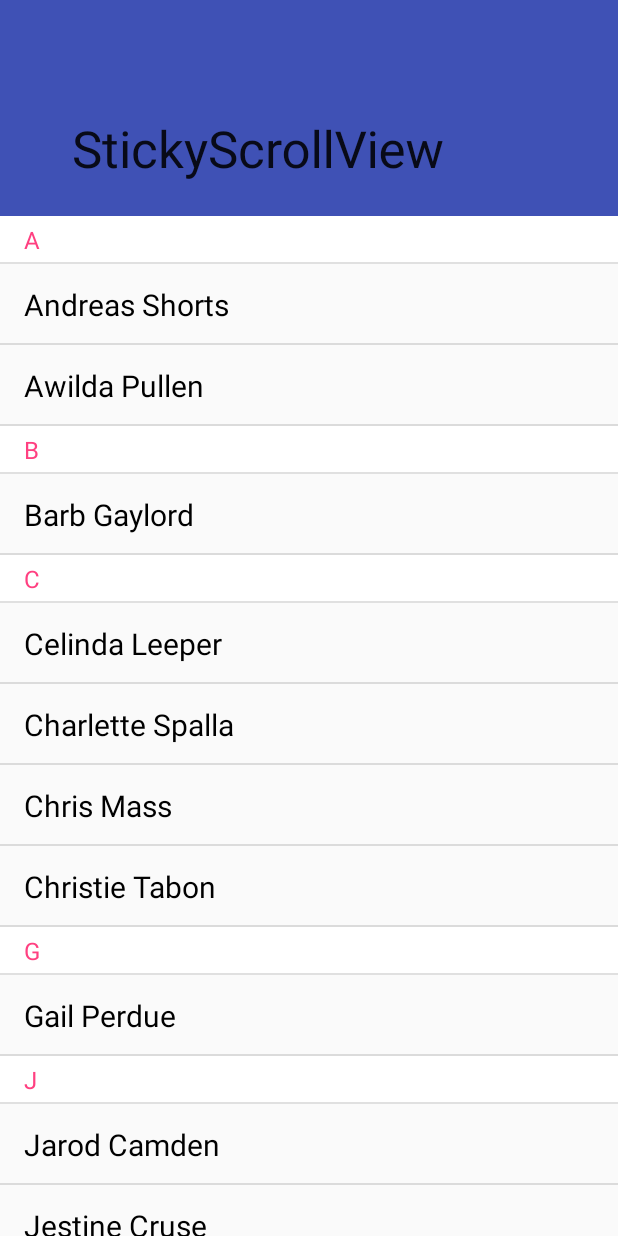
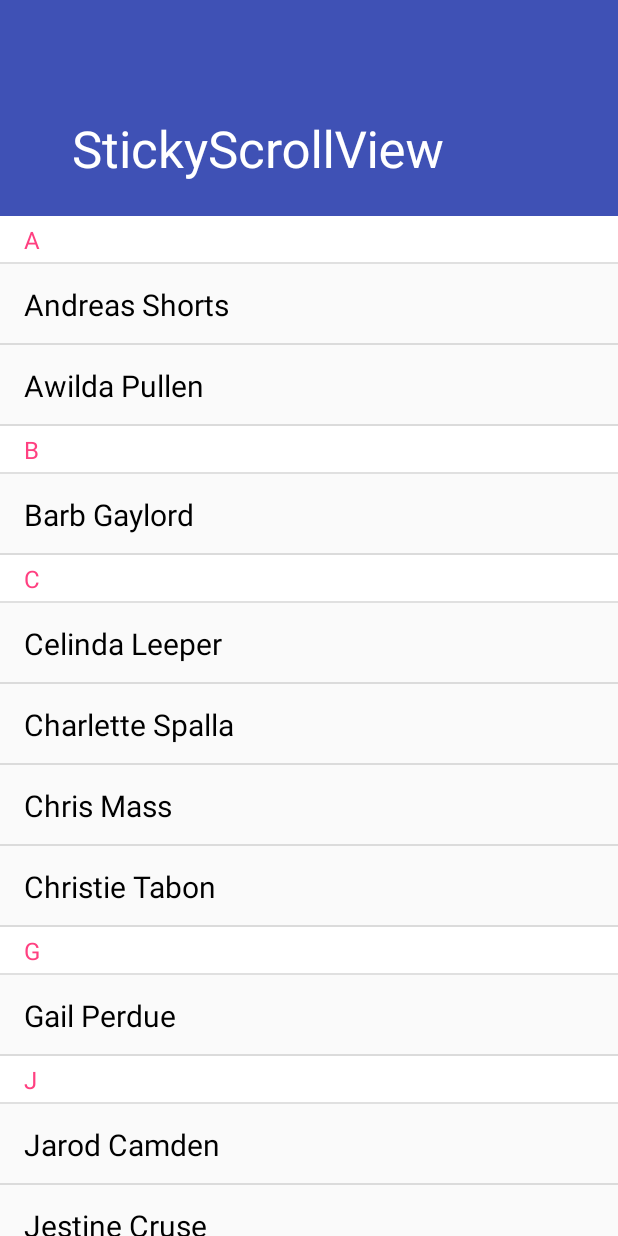
Before and after one commit to nitrico/StickyScrollView, an Android app: the screen it shows after launch (MainActivity), on a phone screen of 412 x 824 dp. Run offline under Robolectric (Android 15) with nearby library versions, the phone set to English and light mode, and no system bars.

```diff
--- a/app/src/main/java/com/github/nitrico/mystickyscrollview/MainActivity.java
+++ b/app/src/main/java/com/github/nitrico/mystickyscrollview/MainActivity.java
@@ -9,9 +9,7 @@ import android.view.LayoutInflater;
 import android.view.View;
 import android.view.ViewGroup;
 import android.widget.TextView;
-
 import com.github.nitrico.stickyscrollview.StickyScrollView;
-
 import java.util.ArrayList;
 import java.util.Collections;
 import java.util.Comparator;
@@ -35,6 +33,7 @@ public class MainActivity extends AppCompatActivity implements StickyScrollView.
         setSupportActionBar(toolbar);
 
         RecyclerView recycler = (RecyclerView) findViewById(R.id.recycler);
+        recycler.setNestedScrollingEnabled(false);
         recycler.setLayoutManager(new LinearLayoutManager(this));
         ExampleAdapter adapter = new ExampleAdapter();
         adapter.setItems(items);
@@ -51,22 +50,16 @@ public class MainActivity extends AppCompatActivity implements StickyScrollView.
 
     private static class ExampleAdapter extends RecyclerView.Adapter<ExampleViewHolder> {
 
-        private static final int VIEW_TYPE_NON_STICKY = 0;
-        private static final int VIEW_TYPE_STICKY = 1;
+        private static final int VIEW_TYPE_NON_STICKY = R.layout.item_text;
+        private static final int VIEW_TYPE_STICKY = R.layout.item_text_sticky;
 
         private List<ListItem> items = new ArrayList<>();
 
         @Override
         public ExampleViewHolder onCreateViewHolder(ViewGroup parent, int viewType) {
             LayoutInflater inflater = LayoutInflater.from(parent.getContext());
-
-            if (viewType == VIEW_TYPE_NON_STICKY) {
-                return new ExampleViewHolder(inflater.inflate(R.layout.item_text, parent, false));
-            } else if (viewType == VIEW_TYPE_STICKY) {
-                return new ExampleViewHolder(inflater.inflate(R.layout.item_text_sticky, parent, false));
-            }
-
-            throw new IllegalArgumentException("viewType not supported");
+            View view = inflater.inflate(viewType, parent, false);
+            return new ExampleViewHolder(view);
         }
 
         @Override
@@ -92,7 +85,6 @@ public class MainActivity extends AppCompatActivity implements StickyScrollView.
             for (String item : newItems) {
                 items.add(new ListItem(item));
             }
-
             // sort items in natural order
             Collections.sort(items, new Comparator<ListItem>() {
                 @Override
@@ -100,7 +92,6 @@ public class MainActivity extends AppCompatActivity implements StickyScrollView.
                     return o1.text.compareToIgnoreCase(o2.text);
                 }
             });
-
             // categorize items by their first letter
             StickyListItem stickyListItem = null;
             for (int i = 0, size = items.size(); i < size; i++) {
@@ -117,32 +108,27 @@ public class MainActivity extends AppCompatActivity implements StickyScrollView.
     }
 
     private static class ExampleViewHolder extends RecyclerView.ViewHolder {
-
         private TextView text;
-
         ExampleViewHolder(View itemView) {
             super(itemView);
             text = (TextView) itemView.findViewById(R.id.text);
         }
-
         void bind(ListItem item) {
             text.setText(item.text);
         }
     }
 
     private static class ListItem {
-
         protected String text;
-
         public ListItem(String text) {
             this.text = text;
         }
     }
 
     private static class StickyListItem extends ListItem {
-
         public StickyListItem(String text) {
             super(text);
         }
     }
+
 }
--- a/app/src/main/res/layout/activity_main.xml
+++ b/app/src/main/res/layout/activity_main.xml
@@ -1,4 +1,5 @@
-<android.support.design.widget.CoordinatorLayout xmlns:android="http://schemas.android.com/apk/res/android"
+<android.support.design.widget.CoordinatorLayout
+    xmlns:android="http://schemas.android.com/apk/res/android"
     xmlns:app="http://schemas.android.com/apk/res-auto"
     xmlns:tools="http://schemas.android.com/tools"
     android:layout_width="match_parent"
@@ -6,7 +7,8 @@
 
     <android.support.design.widget.AppBarLayout
         android:layout_width="match_parent"
-        android:layout_height="144dp">
+        android:layout_height="144dp"
+        app:theme="@style/ThemeOverlay.AppCompat.Dark.ActionBar">
 
         <android.support.design.widget.CollapsingToolbarLayout
             android:layout_width="match_parent"
@@ -20,7 +22,7 @@
                 android:id="@+id/toolbar"
                 android:layout_width="match_parent"
                 android:layout_height="?attr/actionBarSize"
-                app:layout_collapseMode="pin" />
+                app:layout_collapseMode="pin"/>
 
         </android.support.design.widget.CollapsingToolbarLayout>
 
@@ -38,7 +40,7 @@
             android:id="@+id/recycler"
             android:layout_width="match_parent"
             android:layout_height="wrap_content"
-            tools:listitem="@layout/item_text" />
+            tools:listitem="@layout/item_text"/>
 
     </com.github.nitrico.stickyscrollview.StickyScrollView>
 
--- a/app/src/main/res/layout/item_text.xml
+++ b/app/src/main/res/layout/item_text.xml
@@ -1,5 +1,5 @@
-<?xml version="1.0" encoding="utf-8"?>
-<FrameLayout xmlns:android="http://schemas.android.com/apk/res/android"
+<FrameLayout
+    xmlns:android="http://schemas.android.com/apk/res/android"
     xmlns:tools="http://schemas.android.com/tools"
     android:layout_width="match_parent"
     android:layout_height="54dp">
@@ -9,22 +9,19 @@
         android:layout_width="wrap_content"
         android:layout_height="wrap_content"
         android:layout_gravity="center_vertical"
-        android:layout_marginEnd="@dimen/activity_horizontal_margin"
         android:layout_marginLeft="@dimen/activity_horizontal_margin"
         android:layout_marginRight="@dimen/activity_horizontal_margin"
-        android:layout_marginStart="@dimen/activity_horizontal_margin"
         android:ellipsize="end"
         android:maxLines="1"
-        android:singleLine="true"
         android:textSize="20sp"
         android:textColor="@android:color/primary_text_light"
-        tools:text="Lorem ipsum" />
+        tools:text="Lorem ipsum"/>
 
     <View
         android:layout_width="match_parent"
         android:layout_height="1dp"
         android:layout_gravity="bottom"
         android:alpha="0.12"
-        android:background="@android:color/black" />
+        android:background="@android:color/black"/>
 
 </FrameLayout>
--- a/app/src/main/res/layout/item_text_sticky.xml
+++ b/app/src/main/res/layout/item_text_sticky.xml
@@ -1,5 +1,5 @@
-<?xml version="1.0" encoding="utf-8"?>
-<FrameLayout xmlns:android="http://schemas.android.com/apk/res/android"
+<FrameLayout
+    xmlns:android="http://schemas.android.com/apk/res/android"
     xmlns:tools="http://schemas.android.com/tools"
     android:layout_width="match_parent"
     android:layout_height="32dp"
@@ -11,22 +11,19 @@
         android:layout_width="wrap_content"
         android:layout_height="wrap_content"
         android:layout_gravity="center_vertical"
-        android:layout_marginEnd="@dimen/activity_horizontal_margin"
         android:layout_marginLeft="@dimen/activity_horizontal_margin"
         android:layout_marginRight="@dimen/activity_horizontal_margin"
-        android:layout_marginStart="@dimen/activity_horizontal_margin"
         android:ellipsize="end"
         android:maxLines="1"
-        android:singleLine="true"
         android:textSize="16sp"
         android:textColor="?colorAccent"
-        tools:text="Lorem ipsum" />
+        tools:text="Lorem ipsum"/>
 
     <View
         android:layout_width="match_parent"
         android:layout_height="1dp"
         android:layout_gravity="bottom"
         android:alpha="0.12"
-        android:background="@android:color/black" />
+        android:background="@android:color/black"/>
 
 </FrameLayout>
--- a/stickyscrollview/build.gradle
+++ b/stickyscrollview/build.gradle
@@ -3,9 +3,7 @@ apply plugin: 'com.android.library'
 android {
     compileSdkVersion versionSdkTarget
     buildToolsVersion versionTools
-    defaultConfig {
-        minSdkVersion versionSdkMin
-    }
+    defaultConfig.minSdkVersion versionSdkMin
 }
 
 dependencies {
--- a/stickyscrollview/publish.gradle
+++ b/stickyscrollview/publish.gradle
@@ -10,7 +10,7 @@ def libDesc = 'Sticky observable nested ScrollView for Android'
 def libTags = ['android', 'widget', 'sticky', 'observable', 'scrollview', 'nestedscrollview']
 
 group = libGroup
-version = '1.0.1'
+version = '1.0.2'
 
 Properties properties = new Properties()
 properties.load(project.rootProject.file('local.properties').newDataInputStream())
@@ -42,7 +42,6 @@ install {
             name libName
             description libDesc
             url libSite
-
             licenses {
                 license {
                     name 'The Apache Software License, Version 2.0'
--- a/stickyscrollview/src/main/res/values/attrs.xml
+++ b/stickyscrollview/src/main/res/values/attrs.xml
@@ -1,8 +1,8 @@
 <resources>
 
     <declare-styleable name="StickyScrollView">
-        <attr name="stuckShadowHeight" format="dimension" />
-        <attr name="stuckShadowDrawable" format="reference" />
+        <attr name="stuckShadowHeight" format="dimension"/>
+        <attr name="stuckShadowDrawable" format="reference"/>
     </declare-styleable>
 
 </resources>
```
Also changed, not shown: app/src/main/AndroidManifest.xml (+5 -5 lines), build.gradle (+4 -4 lines).
